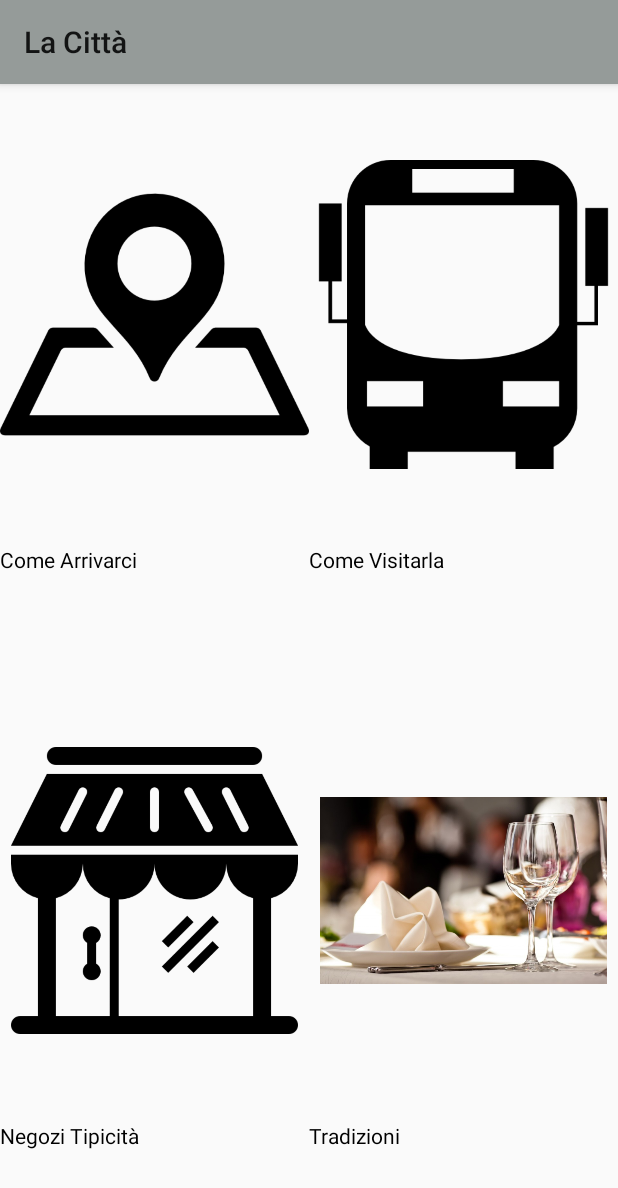
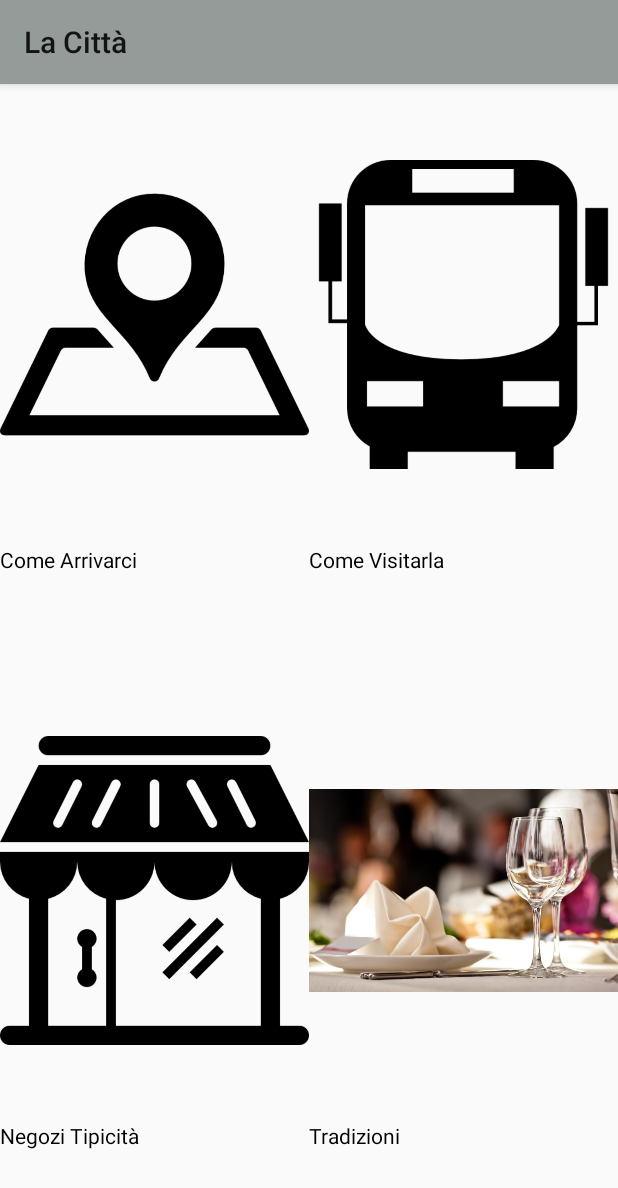
Before and after one commit to Robertotib/AppAncona2, an Android app: the CittaActivity screen opened directly, with no data from a screen before it, on a phone screen of 412 x 824 dp. Shown: the top 1188 px of the screen. Run offline under Robolectric (Android 15) with nearby library versions, the phone set to English and light mode, and no system bars.

Commit message:
icone città

```diff
--- a/app/src/main/res/layout/citta.xml
+++ b/app/src/main/res/layout/citta.xml
@@ -84,9 +84,9 @@
         app:layout_constraintTop_toTopOf="@id/guidelineO1"
         app:srcCompat="@drawable/visitarla" />
     <ImageView
-        android:id="@+id/image3"
-        android:layout_width="191dp"
-        android:layout_height="259dp"
+        android:id="@+id/image319"
+        android:layout_width="0dp"
+        android:layout_height="0dp"
         app:layout_constraintBottom_toBottomOf="@id/guidelinelabel2"
         app:layout_constraintLeft_toLeftOf="@id/guidelineV1"
         app:layout_constraintRight_toRightOf="@id/guidelineV2"
@@ -94,8 +94,8 @@
         app:srcCompat="@drawable/negozi" />
     <ImageView
         android:id="@+id/image4"
-        android:layout_width="191dp"
-        android:layout_height="259dp"
+        android:layout_width="0dp"
+        android:layout_height="0dp"
         app:layout_constraintBottom_toBottomOf="@id/guidelinelabel2"
         app:layout_constraintLeft_toLeftOf="@id/guidelineV2"
         app:layout_constraintRight_toRightOf="@id/guidelineV3"
```
